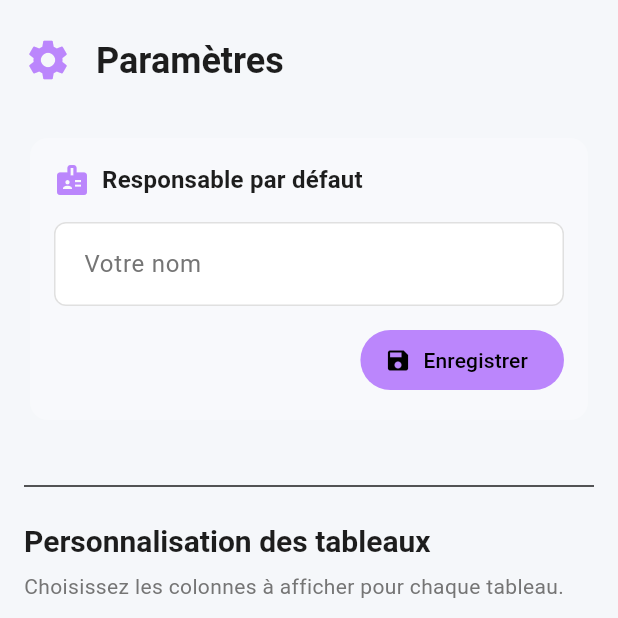
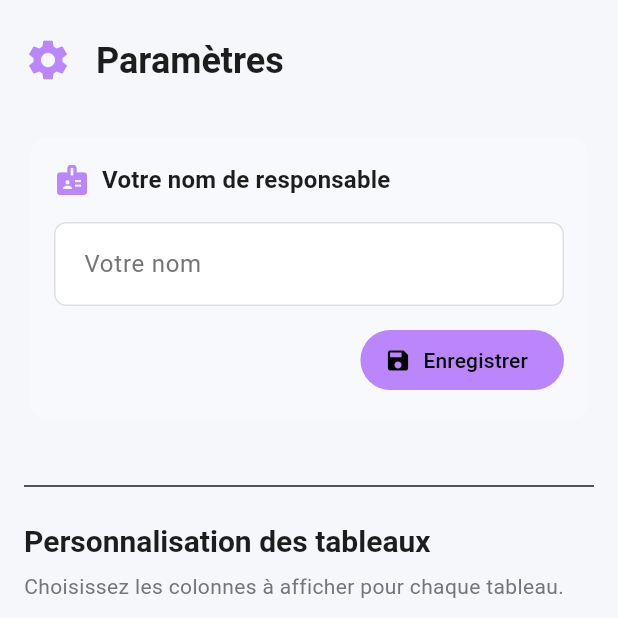
Before and after one commit to Loris2p/cafe_bda, a Flutter app: the MainScaffold screen opened directly, item 4 of the bottom bar chosen, on a phone screen of 412 x 824 dp, the top half of it. Run offline on Flutter 3.47's test engine with Material 3 defaults, Android fonts, the phone set to English and light mode, and no system bars; our stand-ins replace connectivity_plus, flutter_dotenv, google_sign_in, googleapis_auth, shared_preferences; missing offline and left inert: googleapis; accounts and stored records are empty.

Commit message:
ajustement d'un texte sur l'app

```diff
--- a/lib/widgets/app_settings_dialog.dart
+++ b/lib/widgets/app_settings_dialog.dart
@@ -131,7 +131,7 @@ class _AppSettingsWidgetState extends State<AppSettingsWidget> {
                       Icon(Icons.badge, color: Theme.of(context).colorScheme.primary),
                       const SizedBox(width: 8),
                       Text(
-                        'Responsable par défaut',
+                        'Votre nom de responsable',
                         style: Theme.of(context).textTheme.titleMedium?.copyWith(fontWeight: FontWeight.bold),
                       ),
                     ],
```
Also changed, not shown: 1 other file.
